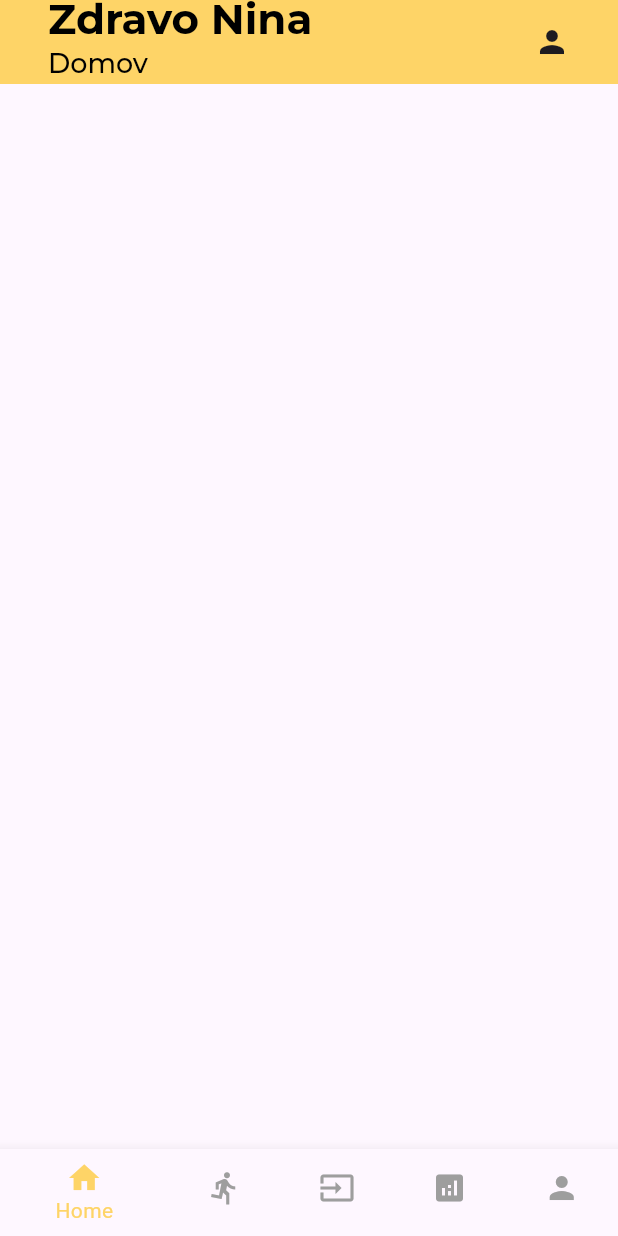
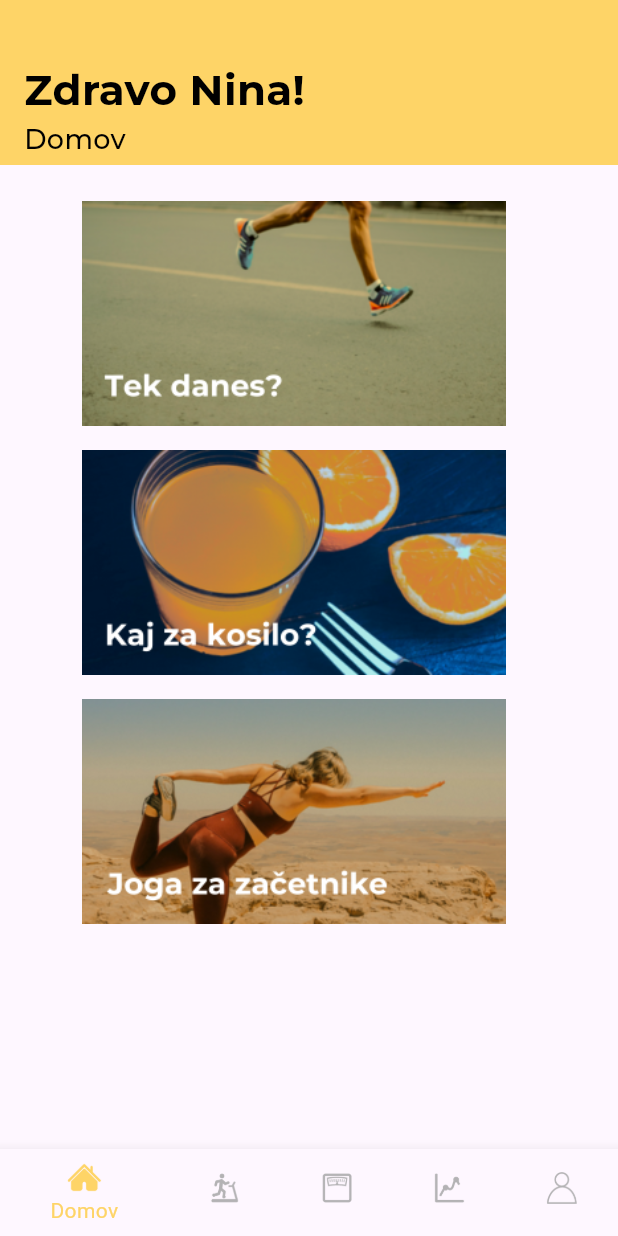
Before and after one commit to harisbrulic/TVA-FitBuddy, a Flutter app: the HomeScreen screen opened directly, after a tap on "Domov", on a phone screen of 412 x 824 dp. Run offline on Flutter 3.47's test engine with Material 3 defaults, Android fonts, the phone set to English and light mode, and no system bars; our stand-ins replace dio; project files that could hold a hidden picture were left out.

Commit message:
update: homescreen

```diff
--- /dev/null
+++ b/lib/bottomnavbar.dart
@@ -0,0 +1,72 @@
+import 'package:flutter/material.dart';
+import 'home_screen.dart';
+
+class BottomNavbar extends StatefulWidget {
+  final Widget body;
+  final int selectedIndex;
+
+  BottomNavbar({required this.body, required this.selectedIndex});
+
+  @override
+  _BottomNavbarState createState() => _BottomNavbarState();
+}
+
+class _BottomNavbarState extends State<BottomNavbar> {
+  int _selectedIndex = 0;
+
+  @override
+  void initState() {
+    super.initState();
+    _selectedIndex = widget.selectedIndex;
+  }
+
+  void _onItemTapped(int index) {
+    setState(() {
+      _selectedIndex = index;
+      switch (index) {
+        case 0:
+          Navigator.pushReplacement(
+            context,
+            MaterialPageRoute(builder: (context) => HomeScreen()),
+          );
+      }
+    });
+  }
+
+  @override
+  Widget build(BuildContext context) {
+    return Scaffold(
+      body: widget.body,
+      bottomNavigationBar: BottomNavigationBar(
+        items: const <BottomNavigationBarItem>[
+          BottomNavigationBarItem(
+            icon: ImageIcon(AssetImage('assets/icons/home.png')),
+            label: 'Domov',
+          ),
+          BottomNavigationBarItem(
+            icon: ImageIcon(AssetImage('assets/icons/exercisesgray.png')),
+            label: 'Vaje',
+          ),
+          BottomNavigationBarItem(
+            icon: ImageIcon(AssetImage('assets/icons/vnos.png')),
+            label: 'Vnos',
+          ),
+          BottomNavigationBarItem(
+            icon: ImageIcon(AssetImage('assets/icons/analyticsgray.png')),
+            label: 'Analitika',
+          ),
+          BottomNavigationBarItem(
+            icon: ImageIcon(AssetImage('assets/icons/name.png')),
+            label: 'Profil',
+          ),
+        ],
+        currentIndex: _selectedIndex,
+        selectedItemColor: Color(0xFFFED467),
+        unselectedItemColor: Color(0xffb3b2b4),
+        showSelectedLabels: true,
+        showUnselectedLabels: false,
+        onTap: _onItemTapped,
+      ),
+    );
+  }
+}
--- a/lib/home_screen.dart
+++ b/lib/home_screen.dart
@@ -1,5 +1,6 @@
 import 'package:flutter/material.dart';
-import 'exercise_screen.dart';
+import 'package:url_launcher/url_launcher.dart';
+import 'bottomnavbar.dart';
 
 class HomeScreen extends StatefulWidget {
   @override
@@ -9,22 +10,56 @@ class HomeScreen extends StatefulWidget {
 class _HomeScreenState extends State<HomeScreen> {
   int _selectedIndex = 0;
 
+  Future<void> _showDialog(BuildContext context, String url) async {
+    final Uri uri = Uri.parse(url);
+    return showDialog<void>(
+      context: context,
+      barrierDismissible: true,
+      builder: (BuildContext context) {
+        return AlertDialog(
+          title: Text('Ali želite odpreti članek?'),
+          actions: <Widget>[
+            TextButton(
+              child: Text('Ne'),
+              onPressed: () {
+                Navigator.of(context).pop();
+              },
+            ),
+            TextButton(
+              child: Text('Da'),
+              onPressed: () async {
+                if (await canLaunchUrl(uri)) {
+                  await launchUrl(uri, mode: LaunchMode.externalApplication);
+                } else {
+                  await launchUrl(uri);
+                }
+                Navigator.of(context).pop();
+              },
+            ),
+          ],
+        );
+      },
+    );
+  }
+
   @override
   Widget build(BuildContext context) {
-    return Scaffold(
-      appBar: AppBar(
-        automaticallyImplyLeading: false,
-        backgroundColor: Color(0xFFFED467),
-        title: Row(
-          mainAxisAlignment: MainAxisAlignment.spaceBetween,
-          children: [
-            Padding(
-              padding: const EdgeInsets.only(left: 16.0, bottom: 8.0),
+    return BottomNavbar(
+      selectedIndex: _selectedIndex,
+      body: Scaffold(
+        appBar: PreferredSize(
+          preferredSize: Size.fromHeight(110.0),
+          child: AppBar(
+            automaticallyImplyLeading: false,
+            backgroundColor: Color(0xFFFED467),
+            flexibleSpace: Padding(
+              padding: const EdgeInsets.only(left: 16.0, top: 40.0, bottom: 20.0),
               child: Column(
                 crossAxisAlignment: CrossAxisAlignment.start,
+                mainAxisAlignment: MainAxisAlignment.end,
                 children: [
                   Text(
-                    'Zdravo Nina',
+                    'Zdravo Nina!',
                     style: TextStyle(
                       fontFamily: 'Montserrat',
                       fontSize: 28,
@@ -52,94 +87,59 @@ class _HomeScreenState extends State<HomeScreen> {
                 ],
               ),
             ),
-            Padding(
-              padding: const EdgeInsets.only(right: 16.0),
-              child: Icon(Icons.person),
+          ),
+        ),
+        body: SingleChildScrollView(
+          child: Padding(
+            padding: const EdgeInsets.all(16.0),
+            child: Column(
+              children: [
+                Container(
+                  margin: const EdgeInsets.symmetric(vertical: 8.0),
+                  height: 150.0,
+                  width: 360.0,
+                  child: InkWell(
+                    onTap: () => _showDialog(context, 'https://www.tek.si'),
+                    child: Center(
+                      child: Image.asset(
+                        'assets/images/tekdanes.png',
+                        fit: BoxFit.cover,
+                      ),
+                    ),
+                  ),
+                ),
+                Container(
+                  margin: const EdgeInsets.symmetric(vertical: 8.0),
+                  height: 150.0,
+                  width: 360.0,
+                  child: InkWell(
+                    onTap: () => _showDialog(context, 'https://www.okusno.je'),
+                    child: Center(
+                      child: Image.asset(
+                        'assets/images/kajzakosilo.png',
+                        fit: BoxFit.cover,
+                      ),
+                    ),
+                  ),
+                ),
+                Container(
+                  margin: const EdgeInsets.symmetric(vertical: 8.0),
+                  height: 150.0,
+                  width: 360.0,
+                  child: InkWell(
+                    onTap: () => _showDialog(context, 'https://www.jogaline.si/blog/kaj-je-joga'),
+                    child: Center(
+                      child: Image.asset(
+                        'assets/images/jogazazacetnike.png',
+                        fit: BoxFit.cover,
+                      ),
+                    ),
+                  ),
+                ),
+              ],
             ),
-          ],
+          ),
         ),
-      ),
-      body: Container(), // Empty container as body
-      bottomNavigationBar: BottomNavigationBar(
-        items: const <BottomNavigationBarItem>[
-          BottomNavigationBarItem(
-            icon: Icon(Icons.home),
-            label: 'Home',
-          ),
-          BottomNavigationBarItem(
-            icon: Icon(Icons
-                .directions_run), // Use the DirectionsRun icon for exercises
-            label: 'Exercises',
-          ),
-          BottomNavigationBarItem(
-            icon: Icon(Icons.input),
-            label: 'Input',
-          ),
-          BottomNavigationBarItem(
-            icon: Icon(Icons.analytics),
-            label: 'Analytics',
-          ),
-          BottomNavigationBarItem(
-            icon: Icon(Icons.person),
-            label: 'Profile',
-          ),
-        ],
-        currentIndex: _selectedIndex,
-        selectedItemColor:
-            Color(0xFFFED467), // Change selected item color to yellow
-        unselectedItemColor: Colors.grey, // Set unselected item color to gray
-        onTap: (index) {
-          setState(() {
-            _selectedIndex = index;
-            switch (index) {
-              case 0:
-                // Navigate to home_screen.dart
-                Navigator.push(
-                  context,
-                  MaterialPageRoute(
-                      builder: (context) =>
-                          HomeScreen()), // Replace HomeScreen() with your home screen widget
-                );
-                break;
-              case 1:
-                // Navigate to exercises_screen.dart
-                Navigator.push(
-                  context,
-                  MaterialPageRoute(
-                      builder: (context) =>
-                          ExerciseScreen()), // Replace ExerciseScreen() with your exercise screen widget
-                );
-                break;
-              case 2:
-                // Navigate to input_screen.dart
-                Navigator.push(
-                  context,
-                  MaterialPageRoute(
-                      builder: (context) =>
-                          HomeScreen()), // Replace InputScreen() with your input screen widget
-                );
-                break;
-              case 3:
-                // Navigate to analytics_screen.dart
-                Navigator.push(
-                  context,
-                  MaterialPageRoute(
-                      builder: (context) =>
-                          HomeScreen()), // Replace AnalyticsScreen() with your analytics screen widget
-                );
-                break;
-              case 4:
-                // Navigate to profile_screen.dart
-                Navigator.push(
-                  context,
-                  MaterialPageRoute(
-                      builder: (context) =>
-                          HomeScreen()), // Replace ProfileScreen() with your profile screen widget
-                );
-                break;
-            }
-          });
-        },
       ),
     );
   }
```
Also changed, not shown: pubspec.yaml (+8 -0 lines), assets/images/jogazazacetnike.png (added), assets/images/kajzakosilo.png (added), assets/images/tekdanes.png (added), pubspec.lock, 5 other files.
